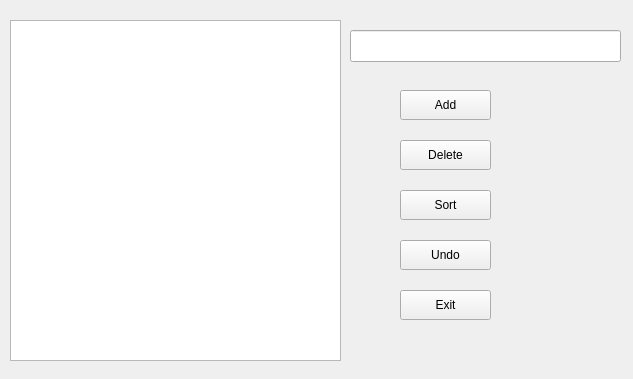
hawnzug/smart, file ui/dict.ui: the form before one commit.
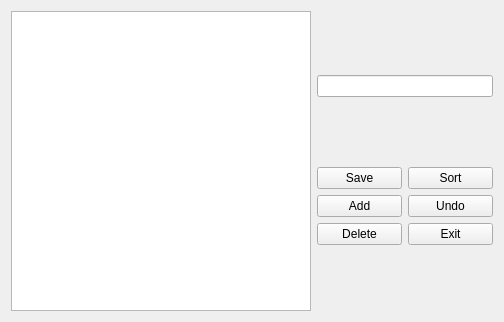
The form after the commit.

What changed in the file:
```diff
--- a/ui/dict.ui
+++ b/ui/dict.ui
@@ -6,98 +6,121 @@
    <rect>
     <x>0</x>
     <y>0</y>
-    <width>633</width>
-    <height>379</height>
+    <width>504</width>
+    <height>318</height>
    </rect>
   </property>
   <property name="windowTitle">
    <string>Form</string>
   </property>
+  <layout class="QHBoxLayout" name="horizontalLayout">
+   <item>
+    <widget class="QListWidget" name="dict_view">
+     <property name="minimumSize">
+      <size>
+       <width>300</width>
+       <height>300</height>
+      </size>
+     </property>
+    </widget>
+   </item>
+   <item>
+    <layout class="QVBoxLayout" name="verticalLayout">
+     <item>
   <widget class="QLineEdit" name="search_line">
-   <property name="geometry">
-    <rect>
-     <x>350</x>
-     <y>30</y>
-     <width>271</width>
-     <height>32</height>
-    </rect>
-   </property>
-  </widget>
+       <property name="maximumSize">
+        <size>
+         <width>300</width>
+         <height>16777215</height>
+        </size>
+       </property>
+      </widget>
+     </item>
+     <item>
+      <layout class="QGridLayout" name="gridLayout">
+       <item row="1" column="0">
   <widget class="QPushButton" name="add_button">
-   <property name="geometry">
-    <rect>
-     <x>400</x>
-     <y>90</y>
-     <width>91</width>
-     <height>30</height>
-    </rect>
+         <property name="maximumSize">
+          <size>
+           <width>100</width>
+           <height>16777215</height>
+          </size>
    </property>
    <property name="text">
     <string>Add</string>
    </property>
   </widget>
-  <widget class="QPushButton" name="delete_button">
-   <property name="geometry">
-    <rect>
-     <x>400</x>
-     <y>140</y>
-     <width>91</width>
-     <height>30</height>
-    </rect>
+       </item>
+       <item row="0" column="0">
+        <widget class="QPushButton" name="save_button">
+         <property name="maximumSize">
+          <size>
+           <width>100</width>
+           <height>16777215</height>
+          </size>
    </property>
    <property name="text">
-    <string>Delete</string>
-   </property>
-  </widget>
-  <widget class="QListWidget" name="dict_view">
-   <property name="geometry">
-    <rect>
-     <x>10</x>
-     <y>20</y>
-     <width>331</width>
-     <height>341</height>
-    </rect>
-   </property>
-  </widget>
+          <string>Save</string>
+         </property>
+        </widget>
+       </item>
+       <item row="1" column="1">
   <widget class="QPushButton" name="undo_button">
-   <property name="geometry">
-    <rect>
-     <x>400</x>
-     <y>240</y>
-     <width>91</width>
-     <height>30</height>
-    </rect>
+         <property name="maximumSize">
+          <size>
+           <width>100</width>
+           <height>16777215</height>
+          </size>
    </property>
    <property name="text">
     <string>Undo</string>
    </property>
   </widget>
+       </item>
+       <item row="0" column="1">
   <widget class="QPushButton" name="sort_button">
-   <property name="geometry">
-    <rect>
-     <x>400</x>
-     <y>190</y>
-     <width>91</width>
-     <height>30</height>
-    </rect>
+         <property name="maximumSize">
+          <size>
+           <width>100</width>
+           <height>16777215</height>
+          </size>
    </property>
    <property name="text">
     <string>Sort</string>
    </property>
   </widget>
-  <widget class="QPushButton" name="save_button">
-   <property name="geometry">
-    <rect>
-     <x>400</x>
-     <y>290</y>
-     <width>91</width>
-     <height>30</height>
-    </rect>
+       </item>
+       <item row="2" column="1">
+        <widget class="QPushButton" name="exit_button">
+         <property name="maximumSize">
+          <size>
+           <width>100</width>
+           <height>16777215</height>
+          </size>
    </property>
    <property name="text">
     <string>Exit</string>
    </property>
   </widget>
+       </item>
+       <item row="2" column="0">
+        <widget class="QPushButton" name="delete_button">
+         <property name="maximumSize">
+          <size>
+           <width>100</width>
+           <height>16777215</height>
+          </size>
+         </property>
+         <property name="text">
+          <string>Delete</string>
+         </property>
+        </widget>
+       </item>
+      </layout>
+     </item>
+    </layout>
+   </item>
+  </layout>
  </widget>
  <resources/>
  <connections/>
```
Left out of the diff: 2 changed lines with no effect on the pictures. Lines whose indentation alone changed are shown as unchanged.
